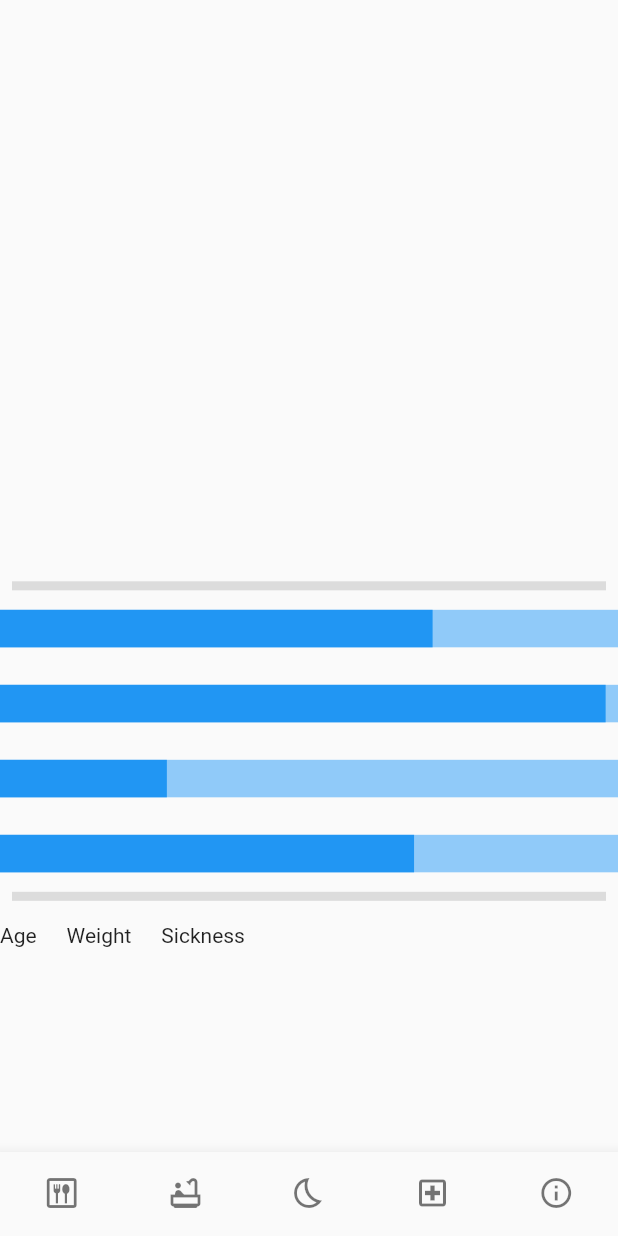
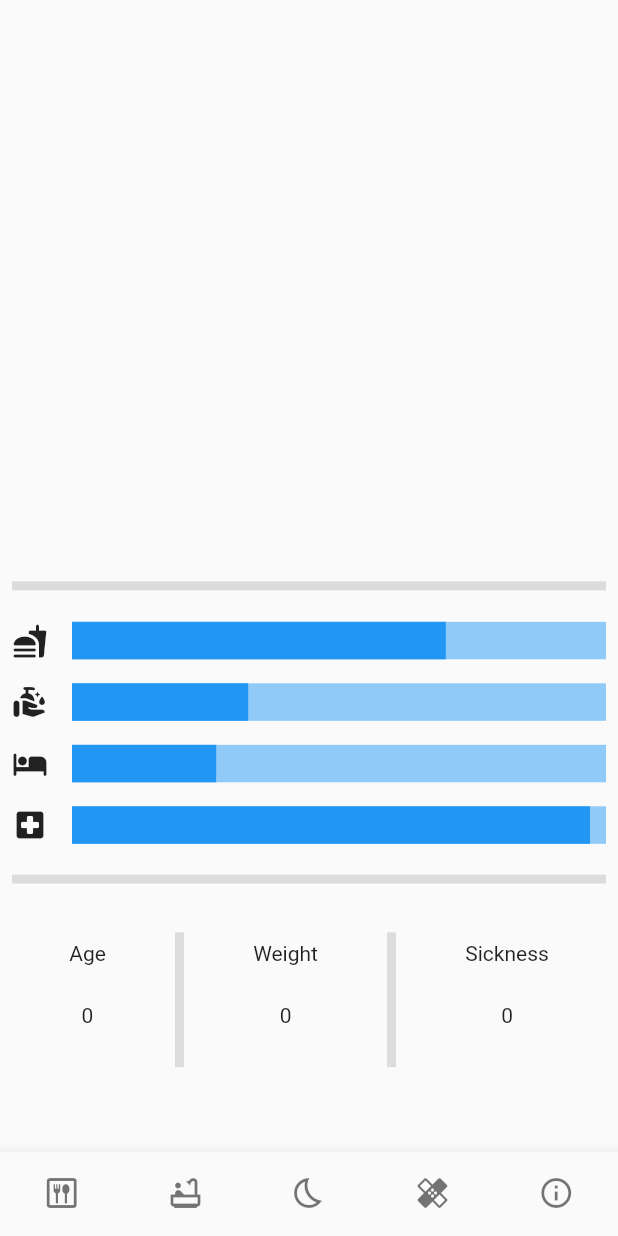
Before and after one commit to vinrocksuper/fluttergotchi, a Flutter app: the screen it shows after launch, on a phone screen of 412 x 824 dp. Run offline on Flutter 3.47's test engine with Material 2 defaults, Android fonts, the phone set to English and light mode, and no system bars.

Commit message:
layout setup fin

```diff
--- a/lib/main.dart
+++ b/lib/main.dart
@@ -91,51 +91,133 @@ class StatusArea extends StatelessWidget {
   Widget build(BuildContext context) {
     return Column(
       children: [
-        LinearProgressIndicator(
+        Row(
+          children: [
+            Padding(
+              padding: const EdgeInsets.all(8.0),
+              child: Icon(Icons.fastfood_rounded),
+            ),
+            Expanded(
+              child: Padding(
+                padding: const EdgeInsets.all(8.0),
+                child: LinearProgressIndicator(
                   minHeight: 25,
                   value: .7,
                 ),
-        SizedBox(height: 25),
-        LinearProgressIndicator(
+              ),
+            ),
+          ],
+        ),
+        Row(
+          children: [
+            Padding(
+              padding: const EdgeInsets.all(8.0),
+              child: Icon(Icons.clean_hands_rounded),
+            ),
+            Expanded(
+              child: Padding(
+                padding: const EdgeInsets.all(8.0),
+                child: LinearProgressIndicator(
                   minHeight: 25,
-          value: .98,
+                  value: .33,
                 ),
-        SizedBox(height: 25),
-        LinearProgressIndicator(
+              ),
+            ),
+          ],
+        ),
+        Row(
+          children: [
+            Padding(
+              padding: const EdgeInsets.all(8.0),
+              child: Icon(Icons.hotel_rounded),
+            ),
+            Expanded(
+              child: Padding(
+                padding: const EdgeInsets.all(8.0),
+                child: LinearProgressIndicator(
                   minHeight: 25,
                   value: .27,
                 ),
-        SizedBox(height: 25),
-        LinearProgressIndicator(
+              ),
+            ),
+          ],
+        ),
+        Row(
+          children: [
+            Padding(
+              padding: const EdgeInsets.all(8.0),
+              child: Icon(Icons.local_hospital_rounded),
+            ),
+            Expanded(
+              child: Padding(
+                padding: const EdgeInsets.all(8.0),
+                child: LinearProgressIndicator(
                   minHeight: 25,
-          value: .67,
+                  value: .97,
+                ),
+              ),
+            ),
+          ],
         ),
         Padding(
           padding: const EdgeInsets.all(8.0),
           child: Divider(
             color: Colors.black12,
             thickness: 6,
+            height: 15,
           ),
         ),
         Row(
+          mainAxisAlignment: MainAxisAlignment.spaceEvenly,
+          children: [
+            Column(
+              mainAxisAlignment: MainAxisAlignment.start,
               children: [
                 Text("Age"),
-            VerticalDivider(
-              width: 20,
-              thickness: 100,
+                SizedBox(
+                  height: 25,
+                ),
+                Text("0")
+              ],
+            ),
+            SizedBox(
+              height: MediaQuery.of(context).size.height / 7.5,
+              child: VerticalDivider(
+                width: 6,
+                thickness: 6,
                 indent: 20,
                 endIndent: 0,
-              color: Colors.red,
+                color: Colors.black12,
               ),
+            ),
+            Column(
+              children: [
                 Text("Weight"),
-            VerticalDivider(
-              width: 20,
-              thickness: 100,
+                SizedBox(
+                  height: 25,
+                ),
+                Text("0")
+              ],
+            ),
+            SizedBox(
+              height: MediaQuery.of(context).size.height / 7.5,
+              child: VerticalDivider(
+                width: 6,
+                thickness: 6,
                 indent: 20,
                 endIndent: 0,
-              color: Colors.red,
+                color: Colors.black12,
               ),
+            ),
+            Column(
+              children: [
                 Text("Sickness"),
+                SizedBox(
+                  height: 25,
+                ),
+                Text("0")
+              ],
+            ),
           ],
         )
       ],
@@ -199,7 +281,7 @@ class StatusControls extends StatelessWidget {
           ),
           BottomNavigationBarItem(
             icon: Icon(
-              Icons.local_hospital_outlined,
+              Icons.healing,
             ),
             label: "",
           ),
```
Lines whose indentation alone changed are shown as unchanged.
